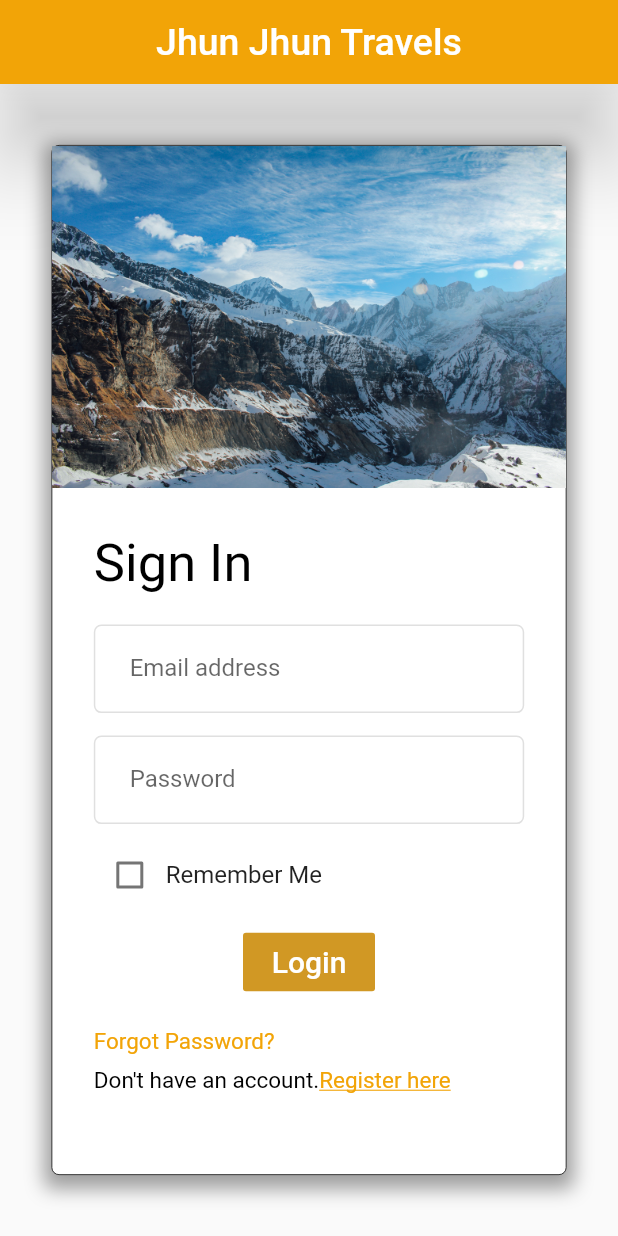
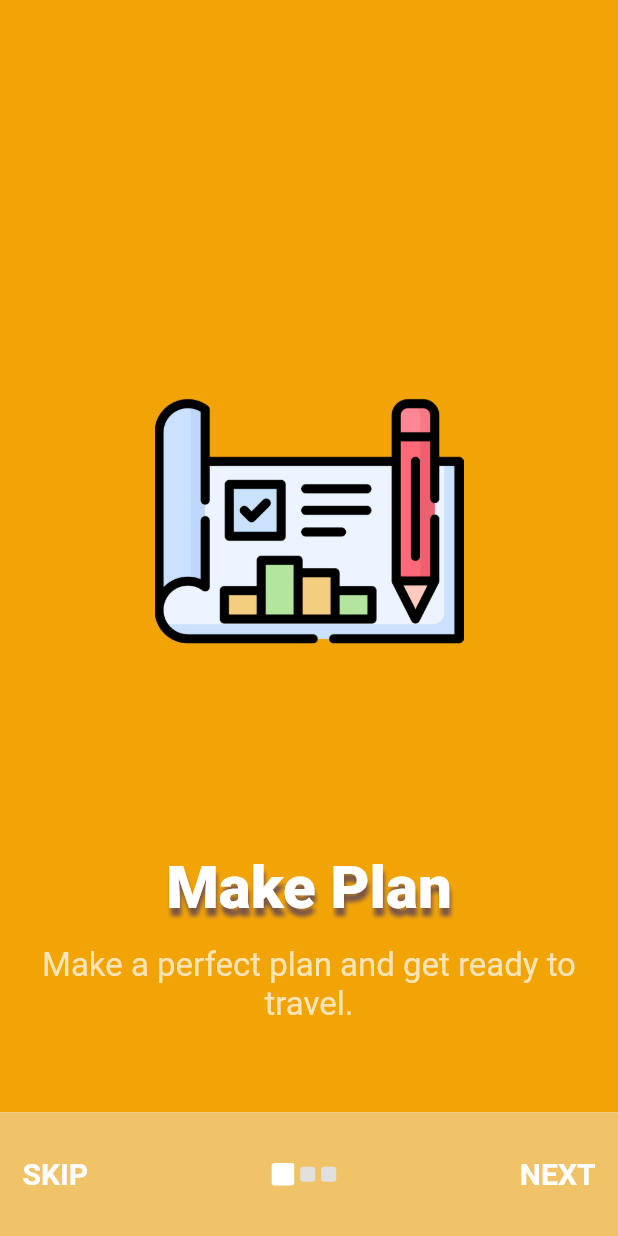
Before and after one commit to 20bvsa56/android-booking-app, a Flutter app: the screen it shows after launch, on a phone screen of 412 x 824 dp. Run offline on Flutter 3.47's test engine with Material 2 defaults, Android fonts, the light colour scheme and no system bars; our stand-ins replace carousel_pro, datetime_picker_formfield, rxdart.

Commit message:
on-boarding-screen added

```diff
--- a/android_app/lib/main.dart
+++ b/android_app/lib/main.dart
@@ -1,4 +1,4 @@
-import 'package:android_app/src/ui/bottom_nav_bar.dart';
+import 'package:android_app/src/model/slider.dart';
 import 'package:android_app/src/ui/login.dart';
 import 'package:flutter/material.dart';
 
@@ -12,16 +12,185 @@ class MyApp extends StatelessWidget {
   Widget build(BuildContext context) {
     return MaterialApp(
       debugShowCheckedModeBanner: false,
+      home: OnBoardingScreens(),
       // Starting the app with the "/" named route.
-      initialRoute: '/',
-      routes: {
-        // When navigating to the "/" route, build the Login Page widget.
-        '/': (context) => LoginPage(),
-        // When navigating to the "/navbarpage" route, build the navbarpage widget.
-        '/navbarpage': (context) => NavigationBarPage(),
-        // When navigating to the "/navbarpage" route, build the Login widget.
-        '/login':(context)=> LoginPage()
-      },
+      // initialRoute: '/',
+      // routes: {
+      //   // When navigating to the "/" route, build the Login Page widget.
+      //   '/': (context) => LoginPage(),
+      //   // When navigating to the "/navbarpage" route, build the navbarpage widget.
+      //   '/navbarpage': (context) => NavigationBarPage(),
+      //   // When navigating to the "/navbarpage" route, build the Login widget.
+      //   '/login':(context)=> LoginPage()
+      // },
     );
   }
 }
+
+class OnBoardingScreens extends StatefulWidget {
+  OnBoardingScreens({Key key}) : super(key: key);
+
+  @override
+  _OnBoardingScreensState createState() => _OnBoardingScreensState();
+}
+
+class _OnBoardingScreensState extends State<OnBoardingScreens> {
+  List<SliderModel> slides = new List<SliderModel>();
+  int currentIndex = 0;
+  PageController _pageController = new PageController();
+
+  @override
+  void initState() {
+    super.initState();
+    slides = getSlides();
+  }
+
+  Widget pageIndexIndicator(bool isCurrentPage) {
+    return Container(
+      margin: EdgeInsets.symmetric(horizontal: 2),
+      height: isCurrentPage ? 15 : 10,
+      width: isCurrentPage ? 15 : 10,
+      decoration: BoxDecoration(
+          color: isCurrentPage ? Colors.white : Colors.grey[300],
+          borderRadius: BorderRadius.circular(2)),
+    );
+  }
+
+  @override
+  Widget build(BuildContext context) {
+    return Scaffold(
+      backgroundColor: Color(0xfff2a407),
+      body: PageView.builder(
+        controller: _pageController,
+        itemCount: slides.length,
+        onPageChanged: (val) {
+          setState(() {
+            currentIndex = val;
+          });
+        },
+        itemBuilder: (context, index) {
+          return SliderTile(
+            imagePath: slides[index].getImagePath(),
+            title: slides[index].getTitle(),
+            description: slides[index].getDescription(),
+          );
+        },
+      ),
+      bottomSheet: currentIndex != slides.length - 1
+          ? Container(
+              padding: EdgeInsets.all(15),
+              color: Color(0xfff0c369),
+              height: MediaQuery.of(context).size.height / 10,
+              width: MediaQuery.of(context).size.width,
+              child: Row(
+                mainAxisAlignment: MainAxisAlignment.spaceBetween,
+                children: [
+                  InkWell(
+                      onTap: () {
+                        _pageController.animateToPage(slides.length - 1,
+                            duration: Duration(milliseconds: 400),
+                            curve: Curves.linear);
+                      },
+                      child: Text(
+                        'SKIP',
+                        style: TextStyle(
+                            fontSize: 20,
+                            color: Colors.white,
+                            fontWeight: FontWeight.bold),
+                      )),
+                  Row(
+                    children: [
+                      for (int i = 0; i < slides.length; i++)
+                        currentIndex == i
+                            ? pageIndexIndicator(true)
+                            : pageIndexIndicator(false)
+                    ],
+                  ),
+                  InkWell(
+                      onTap: () {
+                        _pageController.animateToPage(currentIndex + 1,
+                            duration: Duration(milliseconds: 400),
+                            curve: Curves.linear);
+                      },
+                      child: Text(
+                        'NEXT',
+                        style: TextStyle(
+                            fontSize: 20,
+                            color: Colors.white,
+                            fontWeight: FontWeight.bold),
+                      )),
+                ],
+              ),
+            )
+          : InkWell(
+              onTap: () {
+                Navigator.push(
+                  context,
+                  MaterialPageRoute(builder: (context) => LoginPage()),
+                );
+              },
+              child: Container(
+                alignment: Alignment.center,
+                height: MediaQuery.of(context).size.height / 10,
+                width: MediaQuery.of(context).size.width,
+                color: Colors.teal,
+                child: Text('GET STARTED',
+                    style: TextStyle(
+                        fontSize: 25,
+                        color: Colors.white,
+                        fontWeight: FontWeight.w800)),
+              ),
+            ),
+    );
+  }
+}
+
+class SliderTile extends StatelessWidget {
+  final String imagePath, title, description;
+
+  const SliderTile({Key key, this.imagePath, this.title, this.description})
+      : super(key: key);
+
+  @override
+  Widget build(BuildContext context) {
+    final data = MediaQuery.of(context).size;
+    return Container(
+      child: Container(
+        child: Column(
+          mainAxisAlignment: MainAxisAlignment.center,
+          children: [
+            Container(
+                height: data.height / 2,
+                width: data.width / 2,
+                child: Image.asset(imagePath)),
+            SizedBox(height: 15),
+            Text(title,
+                style: TextStyle(
+                    shadows: <Shadow>[
+                      Shadow(
+                        offset: Offset(1, 5),
+                        blurRadius: 3.0,
+                        color: Colors.brown,
+                      ),
+                    ],
+                    fontSize: 40,
+                    fontWeight: FontWeight.w800,
+                    color: Colors.white)),
+            SizedBox(height: 15),
+            Padding(
+              padding: const EdgeInsets.symmetric(horizontal: 20),
+              child: Text(
+                description,
+                textAlign: TextAlign.center,
+                style: TextStyle(
+                    fontSize: 22,
+                    fontWeight: FontWeight.w400,
+                    color: Colors.white70),
+              ),
+            )
+          ],
+        ),
+      ),
+    );
+  }
+}
--- /dev/null
+++ b/android_app/lib/src/model/slider.dart
@@ -0,0 +1,61 @@
+class SliderModel {
+  String imagePath, title, description;
+
+  SliderModel({this.imagePath, this.title, this.description});
+
+  void setImagePath(String getImagePath) {
+    imagePath = getImagePath;
+  }
+
+  void setTitle(String getTitle) {
+    title = getTitle;
+  }
+
+  void setDescription(String getDescription) {
+    description = getDescription;
+  }
+
+  String getImagePath() {
+    return imagePath;
+  }
+
+  String getTitle() {
+    return title;
+  }
+
+  String getDescription() {
+    return description;
+  }
+}
+
+List<SliderModel> getSlides() {
+  List<SliderModel> slides = new List<SliderModel>();
+  SliderModel sliderModel = new SliderModel();
+
+  //First page
+  sliderModel.setImagePath('lib/src/images/on_boarding_screen/plan.png');
+  sliderModel.setTitle('Make Plan');
+  sliderModel.setDescription('Make a perfect plan and get ready to travel.');
+  slides.add(sliderModel);
+
+  sliderModel = new SliderModel();
+
+  //Second page
+  sliderModel.setImagePath('lib/src/images/on_boarding_screen/bus-ticket.png');
+  sliderModel.setTitle('Book Ticket');
+  sliderModel.setDescription('Book your ticket with few taps from your phone from any place.');
+  slides.add(sliderModel);
+
+  sliderModel = new SliderModel();
+
+  //Third page
+  sliderModel.setImagePath('lib/src/images/on_boarding_screen/travel-safe.png');
+  sliderModel.setTitle('Travel Safe');
+  sliderModel.setDescription('Get your package ready and join us to travel safely.');
+  slides.add(sliderModel);
+
+  sliderModel = new SliderModel();
+
+  return slides;
+
+}
--- a/android_app/pubspec.yaml
+++ b/android_app/pubspec.yaml
@@ -45,6 +45,7 @@ flutter:
   assets:
     - lib/src/images/
     - lib/src/images/image_carousel/
+    - lib/src/images/on_boarding_screen/
 
   fonts:
     - family: Oswald-VariableFont_wght
```
Also changed, not shown: android_app/lib/src/ui/account.dart (+21 -16 lines), android_app/lib/src/ui/find_routes.dart (added, +17 -0 lines), android_app/lib/src/ui/home.dart (+8 -12 lines), android_app/lib/src/images/on_boarding_screen/bus-ticket.png (added), android_app/lib/src/images/on_boarding_screen/plan.png (added), android_app/lib/src/images/on_boarding_screen/travel-safe.png (added).
